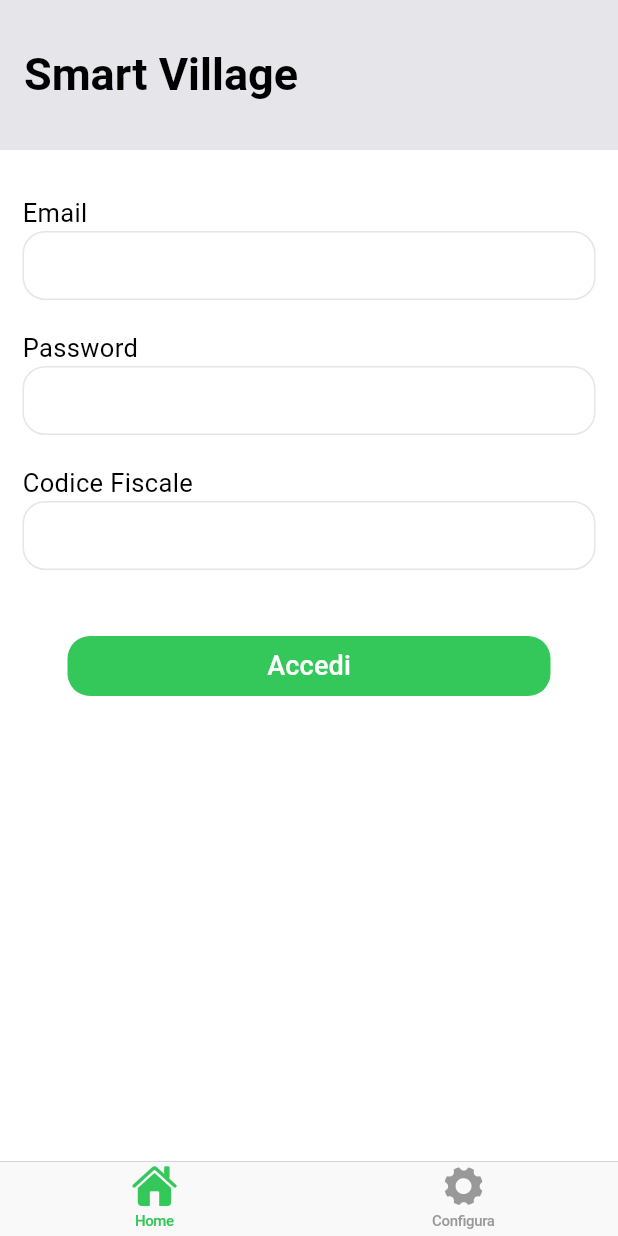
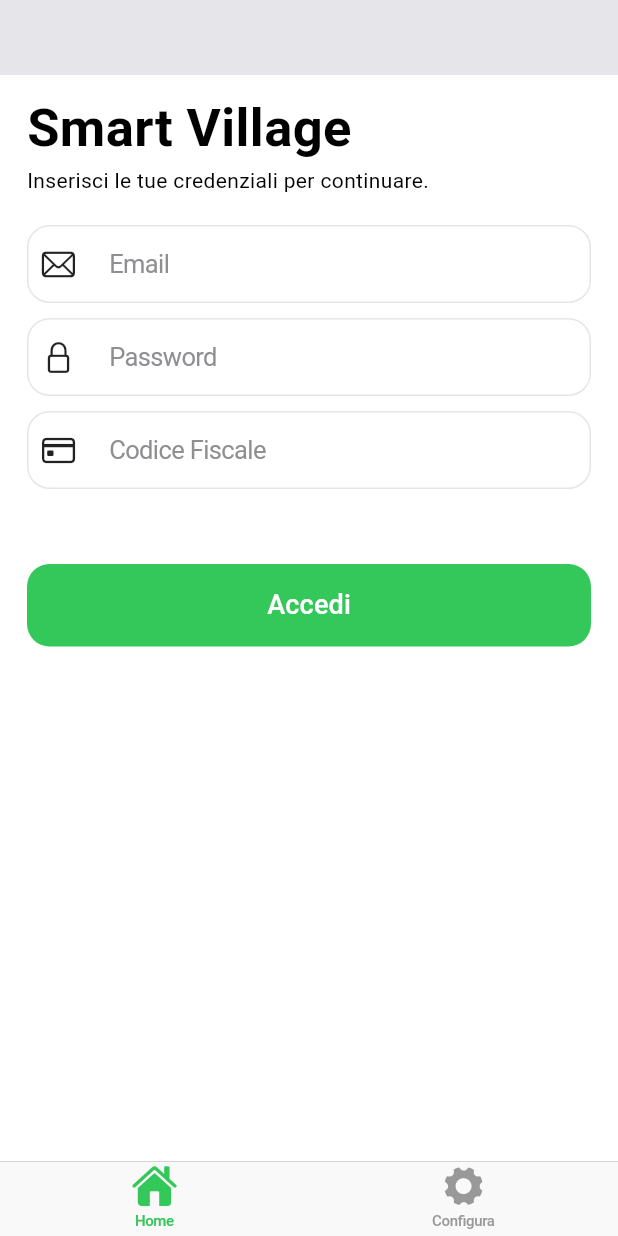
Before and after one commit to ecorradini/SmartVillageApp, a Flutter app: the screen it shows after launch, on a phone screen of 412 x 824 dp. Run offline on Flutter 3.47's test engine with Material 2 defaults, Android fonts, the light colour scheme and no system bars; drawn by our look-alikes of upgrader; our stand-ins replace flutter_spinkit, package_info_plus, shared_preferences.

Commit message:
miglioramenti UI

```diff
--- a/lib/API/api_manager.dart
+++ b/lib/API/api_manager.dart
@@ -1,15 +1,15 @@
 import 'dart:convert';
 
 import 'package:http/http.dart' as http;
+
+import '../UI/utilities/error_manager.dart';
 
 class APIManager {
   static const String _PRODURL = "https://services.mosaicoproject.it/api/v2";
   static const String _TESTURL = "https://test-services.mosaicoproject.it/api/v2";
 
-  static const String ERROR_UNKOWN = "Unknown";
-  static const String ERROR_ACCOUNT_NOT_EXISTS = "AccountNotExists";
-
   static bool testMode = false;
+  static String? authToken;
 
   static Future<String> auth({email = String, password = String}) async {
     Map<String,dynamic> res = await _postData(
@@ -23,10 +23,10 @@ class APIManager {
       return res["result"]["authToken"];
     }
     else if(res.containsKey("errors")) {
-      return res["errors"]![0]["type"] ?? "Unknown";
+      return "error_${res["errors"]![0]["type"] ?? "Unknown"}";
     }
     else {
-      return ERROR_UNKOWN;
+      return ErrorManager.ERROR_UNKOWN;
     }
   }
 
--- a/lib/UI/configura.dart
+++ b/lib/UI/configura.dart
@@ -6,6 +6,7 @@ import 'package:smartvillage/API/api_manager.dart';
 import 'package:smartvillage/UI/utilities/app_bar.dart';
 import 'package:smartvillage/UI/utilities/button.dart';
 import 'package:smartvillage/UI/utilities/rounded_container.dart';
+import 'package:smartvillage/UI/utilities/scaffold.dart';
 
 class Configura extends StatefulWidget {
   const Configura({super.key});
@@ -24,13 +25,9 @@ class ConfiguraState extends State<Configura> {
   }
   @override
   Widget build(BuildContext context) {
-    return Scaffold(
-      appBar: PreferredSize(
-          preferredSize: const Size.fromHeight(100.0), // here the desired height
-          child: SmartVillageAppBar(title: "Configura",background: Theme.of(context).colorScheme.background,)
-      ),
-      body: Padding(
-        padding: const EdgeInsets.only(left: 15, right: 15, top: 30, bottom: 80),
+
+    return SmartVillageScaffold(
+      appBarTitle: "Configura",
         child: Column(
           crossAxisAlignment: CrossAxisAlignment.stretch,
           children: [
@@ -94,9 +91,9 @@ class ConfiguraState extends State<Configura> {
                 textColor: Theme.of(context).colorScheme.onError,
               ),
             ),
+            const Spacer(),
           ],
         ),
-      ),
     );
   }
 }
--- a/lib/UI/home_before.dart
+++ b/lib/UI/home_before.dart
@@ -1,9 +1,9 @@
 import 'package:flutter/cupertino.dart';
 import 'package:flutter/material.dart';
 import 'package:smartvillage/API/api_manager.dart';
-import 'package:smartvillage/UI/utilities/app_bar.dart';
 import 'package:smartvillage/UI/utilities/button.dart';
-import 'package:smartvillage/UI/utilities/rounded_container.dart';
+import 'package:smartvillage/UI/utilities/error_manager.dart';
+import 'package:smartvillage/UI/utilities/scaffold.dart';
 import 'package:smartvillage/UI/utilities/textfield.dart';
 
 class HomeBefore extends StatefulWidget {
@@ -21,66 +21,79 @@ class HomeBeforeState extends State<HomeBefore> {
 
   @override
   Widget build(BuildContext context) {
-    return Scaffold(
-      appBar: PreferredSize(
-          preferredSize: const Size.fromHeight(100.0), // here the desired height
-          child: SmartVillageAppBar(background: Theme.of(context).colorScheme.background,)
-      ),
-      resizeToAvoidBottomInset: true,
-      body: Padding(
-        padding: const EdgeInsets.only(left: 15, right: 15, top: 30),
+    bool loading = false;
+
+    return SmartVillageScaffold(
+      loading: loading,
+      smallBar: true,
       child: SingleChildScrollView(
         child: Column(
           crossAxisAlignment: CrossAxisAlignment.stretch,
-            mainAxisAlignment: MainAxisAlignment.spaceEvenly,
+          mainAxisAlignment: MainAxisAlignment.start,
           mainAxisSize: MainAxisSize.min,
           children: [
+            const Text("Smart Village", style: TextStyle(fontWeight: FontWeight.bold, fontSize: 35),),
+            const Text("Inserisci le tue credenziali per continuare."),
+            const SizedBox(height: 20,),
             Flexible(
               fit: FlexFit.loose,
               child: Column(
                 mainAxisAlignment: MainAxisAlignment.spaceEvenly,
-                  crossAxisAlignment: CrossAxisAlignment.stretch,
+                crossAxisAlignment: CrossAxisAlignment.start,
+                mainAxisSize: MainAxisSize.min,
                 children: [
-                    const Text("Email", textAlign: TextAlign.start, style: TextStyle(fontSize: 17),),
-                    SmartVillageTextField(
+                  SmartVillageTextFieldWithIcon(
+                    icon: CupertinoIcons.envelope,
                     controller: _emailTextController,
                     keyboardType: TextInputType.emailAddress,
+                    placeholder: "Email",
+                    context: context,
                   ),
-                    const SizedBox(height: 20,),
-                    const Text("Password", textAlign: TextAlign.start, style: TextStyle(fontSize: 17),),
-                    SmartVillageTextField(
+                  const SizedBox(height: 10,),
+                  SmartVillageTextFieldWithIcon(
+                    icon: CupertinoIcons.padlock,
                     controller: _passwordTextController,
                     keyboardType: TextInputType.text,
                     obscureText: true,
+                    placeholder: "Password",
+                    context: context,
                   ),
-                    const SizedBox(height: 20,),
-                    const Text("Codice Fiscale", textAlign: TextAlign.start, style: TextStyle(fontSize: 17),),
-                    SmartVillageTextField(
+                  const SizedBox(height: 10,),
+                  SmartVillageTextFieldWithIcon(
+                    icon: CupertinoIcons.creditcard,
                     controller: _cfTextController,
                     keyboardType: TextInputType.text,
+                    placeholder: "Codice Fiscale",
+                    context: context,
                   ),
                 ],
               ),
             ),
-              const SizedBox(height: 40,),
-              Padding(
-                padding: const EdgeInsets.symmetric(horizontal: 30),
-                child: SmartVillageButton(
+            const SizedBox(height: 50,),
+            SmartVillageButton(
               text: "Accedi",
               color: Theme.of(context).colorScheme.primary,
+              loading: loading,
+              big: true,
               onPressed: () async {
+                setState(() {loading = true;});
                 FocusManager.instance.primaryFocus?.unfocus();
                 //TODO: LOADING
-                    print(await APIManager.auth(
+                String result = await APIManager.auth(
                     email: _emailTextController.text.trim(),
                     password: _passwordTextController.text.trim()
-                    ));
+                );
+                print("AUTH $result");
+                if(result.contains("error_")) {
+                  if (context.mounted) ErrorManager.showError(context, result);
+                } else {
+                  APIManager.authToken = result;
+                }
+                setState(() {loading = false;});
               },
               textColor: Theme.of(context).colorScheme.onPrimary,
             ),
-              ),
           ],
-          ),
         ),
       ),
     );
--- /dev/null
+++ b/lib/UI/loading_splash.dart
@@ -0,0 +1,17 @@
+import 'package:flutter/material.dart';
+import 'package:flutter_spinkit/flutter_spinkit.dart';
+
+class LoadingSplashScreen extends StatelessWidget {
+  @override
+  Widget build(BuildContext context) {
+    return Scaffold(
+      body: Column(
+        children: [
+          const Spacer(),
+          SpinKitSpinningLines(color: Theme.of(context).colorScheme.primary),
+          const Spacer()
+        ],
+      )
+    );
+  }
+}
--- a/lib/UI/utilities/app_bar.dart
+++ b/lib/UI/utilities/app_bar.dart
@@ -2,10 +2,10 @@ import 'package:flutter/cupertino.dart';
 import 'package:flutter/material.dart';
 
 class SmartVillageAppBar extends AppBar {
-  SmartVillageAppBar({Key? key, String title="Smart Village", Color background=CupertinoColors.white}) : super(
+  SmartVillageAppBar({Key? key, String? title, Color background=CupertinoColors.white}) : super(
     key: key,
     title: Text(
-      title,
+      title ?? "Smart Village",
       style: const TextStyle(
         fontSize: 30,
         fontWeight: FontWeight.bold,
--- a/lib/UI/utilities/button.dart
+++ b/lib/UI/utilities/button.dart
@@ -1,11 +1,12 @@
 import 'package:flutter/material.dart';
 
-class SmartVillageButton extends StatelessWidget {
+class SmartVillageButton extends StatefulWidget {
   final String text;
   final Color textColor;
   final Color color;
   final VoidCallback onPressed;
-  final Icon? icon;
+  final bool loading;
+  final bool big;
 
   const SmartVillageButton({
     Key? key,
@@ -13,16 +14,27 @@ class SmartVillageButton extends StatelessWidget {
     required this.color,
     required this.onPressed,
     required this.textColor,
-    this.icon
+    this.loading = false,
+    this.big = false
   }) : super(key: key);
 
   @override
+  SmartVillageButtonState createState() => SmartVillageButtonState();
+}
+
+class SmartVillageButtonState extends State<SmartVillageButton> {
+  double _buttonWidth = double.infinity;
+
+  @override
   Widget build(BuildContext context) {
-    if(icon == null) {
-      return ElevatedButton(
-        onPressed: onPressed,
+    return AnimatedContainer(
+      duration: const Duration(milliseconds: 300),
+      width: _buttonWidth,
+      height: widget.big ? 55 : 40,
+      child: ElevatedButton(
+        onPressed: widget.loading ? null : widget.onPressed,
         style: ButtonStyle(
-          backgroundColor: MaterialStateProperty.all<Color>(color),
+          backgroundColor: MaterialStateProperty.all<Color>(widget.color),
           shape: MaterialStateProperty.all<RoundedRectangleBorder>(
             RoundedRectangleBorder(
               borderRadius: BorderRadius.circular(15),
@@ -31,25 +43,36 @@ class SmartVillageButton extends StatelessWidget {
           ),
           elevation: MaterialStateProperty.all<double>(0),
         ),
-        child: Text(text, style: TextStyle(fontSize: 18, color: textColor),),
-      );
-    }
-    else {
-      return ElevatedButton.icon(
-        icon: icon!,
-        onPressed: onPressed,
-        style: ButtonStyle(
-          backgroundColor: MaterialStateProperty.all<Color>(color),
-          shape: MaterialStateProperty.all<RoundedRectangleBorder>(
-            RoundedRectangleBorder(
-              borderRadius: BorderRadius.circular(15),
-              side: BorderSide.none,
+        onLongPress: widget.onPressed,
+        child: Stack(
+          alignment: Alignment.center,
+          children: [
+            if (widget.loading)
+              SizedBox(
+                height: 18,
+                width: 18,
+                child: CircularProgressIndicator(
+                  valueColor: AlwaysStoppedAnimation<Color>(widget.textColor),
+                  strokeWidth: 2.0,
+                ),
+              ),
+            Text(
+              widget.text,
+              style: TextStyle(fontSize: 18, color: widget.textColor),
             ),
-          ),
-          elevation: MaterialStateProperty.all<double>(0),
+          ],
         ),
-        label: Text(text, style: TextStyle(fontSize: 18, color: textColor),),
-      );
+      ),
+    );
+  }
+
+  @override
+  void didUpdateWidget(SmartVillageButton oldWidget) {
+    super.didUpdateWidget(oldWidget);
+    if (oldWidget.loading != widget.loading) {
+      setState(() {
+        _buttonWidth = widget.loading ? 36.0 : double.infinity;
+      });
     }
   }
 }
--- /dev/null
+++ b/lib/UI/utilities/error_manager.dart
@@ -0,0 +1,62 @@
+import 'package:flutter/cupertino.dart';
+
+class ErrorManager {
+  static const String ERROR_UNKOWN = "error_Unknown";
+  static const String ERROR_ACCOUNT_NOT_EXISTS = "error_AccountNotExists";
+  static const String ERROR_EMAIL_REQUIRED = "error_EmailRequired";
+  static const String ERROR_PASSWORD_REQUIRED = "error_PasswordRequired";
+
+  static void showError(BuildContext context, String type) {
+    switch(type) {
+      case ERROR_EMAIL_REQUIRED:
+        _noEmailError(context);
+        break;
+      case ERROR_PASSWORD_REQUIRED:
+        _noPasswordError(context);
+        break;
+      case ERROR_ACCOUNT_NOT_EXISTS:
+        _noAccountError(context);
+        break;
+      default:
+        _defaultError(context);
+        break;
+    }
+  }
+
+  static void _noAccountError(BuildContext context) {
+    _showSimpleErrorDialog(context, "Purtroppo non è stato trovato un account con queste credenziali.\n"
+        "Per poter utilizzare Smart Village, è necessario contattare il proprio medico di base per procedere con la registrazione.\n\n"
+        "Per favore, contatta il tuo medico di base e, se convenzionato, procedi con la registrazione al servizio.");
+  }
+
+  static void _noEmailError(BuildContext context) {
+    _showSimpleErrorDialog(context, "Per favore, inserisci la tua email per procedere con il login.");
+  }
+
+  static void _noPasswordError(BuildContext context) {
+    _showSimpleErrorDialog(context, "Per favore, inserisci la password per procedere con il login.");
+  }
+
+  static void _defaultError(BuildContext context) {
+    _showSimpleErrorDialog(context, "È avvenuto un errore imprevisto. Per favore, riprova più tardi.");
+  }
+
+  static void _showSimpleErrorDialog(BuildContext context, String text) {
+    showCupertinoModalPopup<void>(
+      context: context,
+      builder: (BuildContext context) => CupertinoAlertDialog(
+        title: const Text('Attenzione'),
+        content: Text(text),
+        actions: <CupertinoDialogAction>[
+          CupertinoDialogAction(
+            isDefaultAction: true,
+            onPressed: () {
+              Navigator.pop(context);
+            },
+            child: const Text('OK'),
+          ),
+        ],
+      ),
+    );
+  }
+}
--- a/lib/UI/utilities/rounded_container.dart
+++ b/lib/UI/utilities/rounded_container.dart
@@ -16,15 +16,15 @@ class RoundedContainer extends StatelessWidget {
       );
       newWidgetList.add(container);
       if(i<widgets.length-1) {
-        newWidgetList.add(const Divider(height: 1, color: CupertinoColors.lightBackgroundGray,));
+        newWidgetList.add(Divider(height: 1, color: Theme.of(context).colorScheme.background,));
       }
     }
     return Container(
       decoration: BoxDecoration(
-        color: CupertinoColors.white,
+        color: Theme.of(context).colorScheme.surface,
         borderRadius: BorderRadius.circular(15),
         border: Border.all(
-          color: CupertinoColors.lightBackgroundGray,
+          color: Theme.of(context).colorScheme.background,
           width: 1.0,
         ),
       ),
--- /dev/null
+++ b/lib/UI/utilities/scaffold.dart
@@ -0,0 +1,34 @@
+import 'package:flutter/material.dart';
+
+import 'app_bar.dart';
+
+class SmartVillageScaffold extends StatefulWidget {
+  final bool loading;
+  final Widget child;
+  final String? appBarTitle;
+  final bool smallBar;
+  const SmartVillageScaffold({super.key, this.loading = false, required this.child, this.appBarTitle, this.smallBar = false});
+
+  @override
+  SmartVillageScaffoldState createState() => SmartVillageScaffoldState();
+}
+
+class SmartVillageScaffoldState extends State<SmartVillageScaffold> {
+  @override
+  Widget build(BuildContext context) {
+    return IgnorePointer(
+        ignoring: widget.loading,
+        child: Scaffold(
+          appBar: PreferredSize(
+              preferredSize: Size.fromHeight(widget.smallBar ? 50 : 100.0), // here the desired height
+              child: SmartVillageAppBar(title: widget.smallBar ? "" : widget.appBarTitle, background: Theme.of(context).colorScheme.background,)
+          ),
+          resizeToAvoidBottomInset: true,
+          body: Padding(
+            padding: EdgeInsets.only(left: 18, right: 18, top: widget.smallBar ? 10 : 30),
+            child: widget.child,
+          ),
+        )
+    );
+  }
+}
--- a/lib/UI/utilities/textfield.dart
+++ b/lib/UI/utilities/textfield.dart
@@ -1,9 +1,14 @@
 import 'package:flutter/cupertino.dart';
+import 'package:flutter/material.dart';
+import 'package:smartvillage/UI/utilities/rounded_container.dart';
 
 class SmartVillageTextField extends CupertinoTextField {
   SmartVillageTextField({
     Key? key,
+    required BuildContext context,
+    String? placeholder,
     TextEditingController? controller,
+    bool? borderless,
     TextInputType? keyboardType,
     bool? obscureText
   }) : super(
@@ -12,17 +17,63 @@ class SmartVillageTextField extends CupertinoTextField {
     keyboardType: keyboardType,
     autocorrect: false,
     maxLines: 1,
+    placeholder: placeholder,
     obscureText: obscureText ?? false,
     style: const TextStyle(fontSize: 17),
     decoration: BoxDecoration(
       borderRadius: BorderRadius.circular(15),
-      border: Border.all(
-        color: CupertinoColors.lightBackgroundGray,
+      border: borderless ?? false ? null : Border.all(
+        color: Theme.of(context).colorScheme.background,
         width: 1.0,
       ),
-      color: CupertinoColors.white,
+      color: Theme.of(context).colorScheme.surface,
     ),
     padding: const EdgeInsets.all(12),
-    scrollPadding: const EdgeInsets.only(bottom:40)
+    scrollPadding: const EdgeInsets.only(bottom: 40),
+    placeholderStyle: TextStyle(color: Theme.of(context).colorScheme.secondary),
   );
 }
+
+class SmartVillageTextFieldWithIcon extends StatelessWidget {
+  final IconData icon;
+  final TextEditingController controller;
+  final TextInputType? keyboardType;
+  final String placeholder;
+  final bool obscureText;
+  final BuildContext context;
+  const SmartVillageTextFieldWithIcon({
+    super.key,
+    required this.icon,
+    required this.controller,
+    this.keyboardType = TextInputType.text,
+    this.placeholder = "",
+    this.obscureText = false,
+    required this.context
+  });
+
+  @override
+  Widget build(BuildContext context) {
+    return RoundedContainer(
+        widgets: [
+          Row(
+            children: [
+              Icon(
+                icon
+              ),
+              const SizedBox(width: 10,),
+              Expanded(
+                child: SmartVillageTextField(
+                  context: context,
+                  controller: controller,
+                  keyboardType: keyboardType,
+                  placeholder: placeholder,
+                  borderless: true,
+                  obscureText: obscureText,
+                ),
+              )
+            ],
+          ),
+        ]
+    );
+  }
+}
--- a/lib/main.dart
+++ b/lib/main.dart
@@ -1,8 +1,11 @@
 import 'package:flutter/cupertino.dart';
 import 'package:flutter/material.dart';
+import 'package:flutter/services.dart';
 import 'package:shared_preferences/shared_preferences.dart';
 import 'package:smartvillage/API/api_manager.dart';
+import 'package:smartvillage/UI/loading_splash.dart';
 import 'package:smartvillage/UI/main_navigation.dart';
+import 'package:upgrader/upgrader.dart';
 
 void main() {
   runApp(const SmartVillageApp());
@@ -57,6 +60,10 @@ class SmartVillageAppState extends State<SmartVillageApp> {
   // This widget is the root of your application.
   @override
   Widget build(BuildContext context) {
+    SystemChrome.setPreferredOrientations([
+      DeviceOrientation.portraitUp,
+      DeviceOrientation.portraitDown,
+    ]);
     return MaterialApp(
       title: 'Smart Village',
       theme: ThemeData(
@@ -67,7 +74,25 @@ class SmartVillageAppState extends State<SmartVillageApp> {
           background: CupertinoColors.lightBackgroundGray,
           onBackground: CupertinoColors.black,
           error: CupertinoColors.destructiveRed,
-          onError: CupertinoColors.white
+          onError: CupertinoColors.white,
+          surface: CupertinoColors.white,
+          onSurface: CupertinoColors.black,
+            secondary: CupertinoColors.systemGrey
+        ),
+        useMaterial3: true,
+      ),
+      darkTheme: ThemeData(
+        colorScheme: const ColorScheme.dark(
+          brightness: Brightness.dark,
+          primary: CupertinoColors.systemGreen,
+          onPrimary: CupertinoColors.white,
+          background: CupertinoColors.darkBackgroundGray,
+          onBackground: CupertinoColors.white,
+          error: CupertinoColors.destructiveRed,
+          onError: CupertinoColors.white,
+          surface: CupertinoColors.black,
+          onSurface: CupertinoColors.white,
+          secondary: CupertinoColors.lightBackgroundGray
         ),
         useMaterial3: true,
       ),
@@ -76,10 +101,13 @@ class SmartVillageAppState extends State<SmartVillageApp> {
         builder: (context, snapshot) {
           if(snapshot.hasData) {
             Map<String,dynamic> currentValues = snapshot.data!;
-            return MainNavigation(initValues: currentValues,);
+            return UpgradeAlert(
+                upgrader: Upgrader(dialogStyle: UpgradeDialogStyle.cupertino),
+                child: MainNavigation(initValues: currentValues,),
+            );
           } else if(snapshot.connectionState == ConnectionState.waiting) {
             //LOADING SPLASH
-            return Container();
+            return LoadingSplashScreen();
           } else {
             //ERROR
             return Container();
--- a/pubspec.yaml
+++ b/pubspec.yaml
@@ -38,6 +38,8 @@ dependencies:
   package_info_plus: ^4.0.2
   shared_preferences: ^2.2.0
   http: ^1.1.0
+  upgrader: ^8.0.0
+  flutter_spinkit: ^5.2.0
 
 dev_dependencies:
   flutter_test:
```
Also changed, not shown: pubspec.lock, 3 other files. Lines whose indentation alone changed are shown as unchanged.
